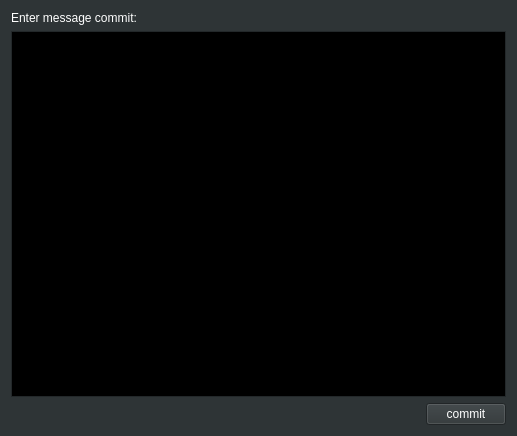
The window that SettingsWindow/SetConfiguration/dialogcommit.ui (hydronautics-team/PoolsideGUI) describes before a commit, drawn with Qt 5.
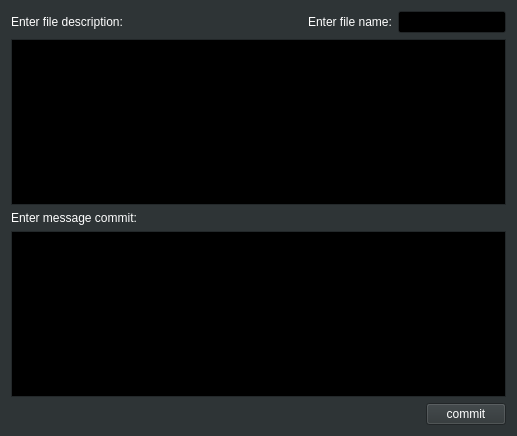
The same window after the commit.

Commit message: Изменение ui dialogCommit

Patch:
```diff
--- a/SettingsWindow/SetConfiguration/dialogcommit.ui
+++ b/SettingsWindow/SetConfiguration/dialogcommit.ui
@@ -377,6 +377,47 @@
   <layout class="QGridLayout" name="gridLayout">
    <item row="0" column="0">
     <layout class="QVBoxLayout" name="verticalLayout">
+     <item>
+      <layout class="QHBoxLayout" name="horizontalLayout_3">
+       <item>
+        <widget class="QLabel" name="label_2">
+         <property name="text">
+          <string>Enter file description:</string>
+         </property>
+        </widget>
+       </item>
+       <item>
+        <spacer name="horizontalSpacer_2">
+         <property name="orientation">
+          <enum>Qt::Horizontal</enum>
+         </property>
+         <property name="sizeHint" stdset="0">
+          <size>
+           <width>40</width>
+           <height>20</height>
+          </size>
+         </property>
+        </spacer>
+       </item>
+       <item>
+        <layout class="QHBoxLayout" name="horizontalLayout_2">
+         <item>
+          <widget class="QLabel" name="label_3">
+           <property name="text">
+            <string>Enter file name:</string>
+           </property>
+          </widget>
+         </item>
+         <item>
+          <widget class="QLineEdit" name="lineEdit_fileCreateName"/>
+         </item>
+        </layout>
+       </item>
+      </layout>
+     </item>
+     <item>
+      <widget class="QTextEdit" name="textEdit_descriptionFile"/>
+     </item>
      <item>
       <widget class="QLabel" name="label">
        <property name="text">
```
Left out of the diff: 2 changed lines with no effect on the pictures. The commit also changes 1 other file.
